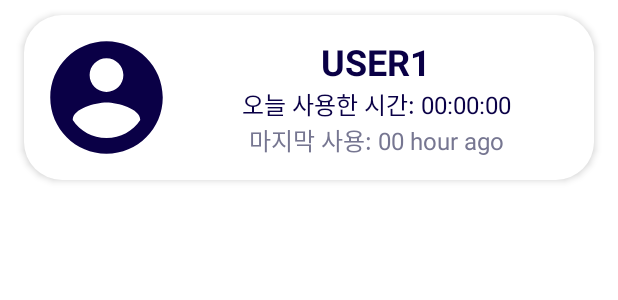
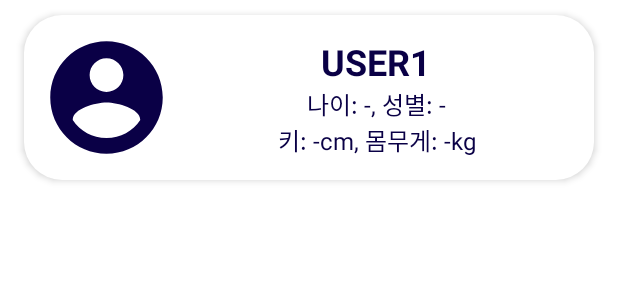
Before and after one commit to DG-Protector/DGP_Mobile_application, an Android app: the layout layout_item_profile.xml on its own in the app's theme, with its tools: preview values and no code run, on a phone screen of 412 x 824 dp. Shown: the top 300 px of the screen. Run offline under Robolectric (Android 15) with nearby library versions, the phone set to English and light mode, and no system bars.

Commit message:
25.03.28.v2.1_profiles
In profiles, the content displayed on the profile(age, gender, height and weight) is matched with the selected profile.

```diff
--- a/DG_Protector/app/src/main/res/layout/layout_item_profile.xml
+++ b/DG_Protector/app/src/main/res/layout/layout_item_profile.xml
@@ -38,21 +38,12 @@
             android:textStyle="bold" />
 
         <TextView
-            android:id="@+id/item_text_profile_usage"
+            android:id="@+id/profile_details_text"
             android:layout_width="match_parent"
             android:layout_height="wrap_content"
-            android:text="오늘 사용한 시간: 00:00:00"
+            android:text="나이: -, 성별: -&#10;키: -cm, 몸무게: -kg"
             android:textAlignment="center"
             android:textColor="@color/kitel_navy_700"
-            android:textSize="16sp" />
-
-        <TextView
-            android:id="@+id/item_text_profile_last_usage"
-            android:layout_width="match_parent"
-            android:layout_height="wrap_content"
-            android:text="마지막 사용: 00 hour ago"
-            android:textAlignment="center"
-            android:textColor="@color/kitel_navy_0_act"
             android:textSize="16sp" />
 
 
```
Also changed, not shown: DG_Protector/app/src/main/java/com/teamkitel/dg_protector/ui/profile/ProfilesAdapter.kt (+10 -29 lines), DG_Protector/app/src/main/java/com/teamkitel/dg_protector/ui/user_information/MilestoneProgressBar.kt (+3 -8 lines), 1 other file.
